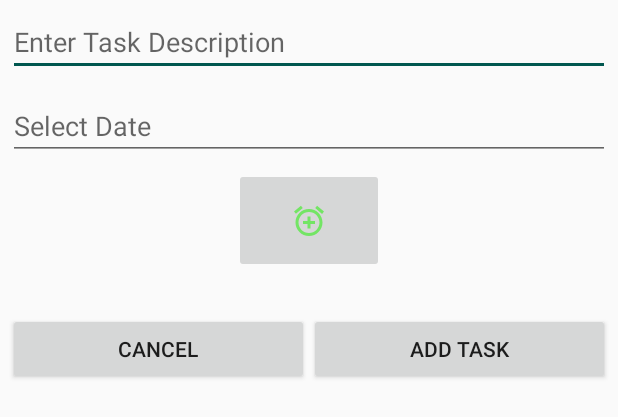
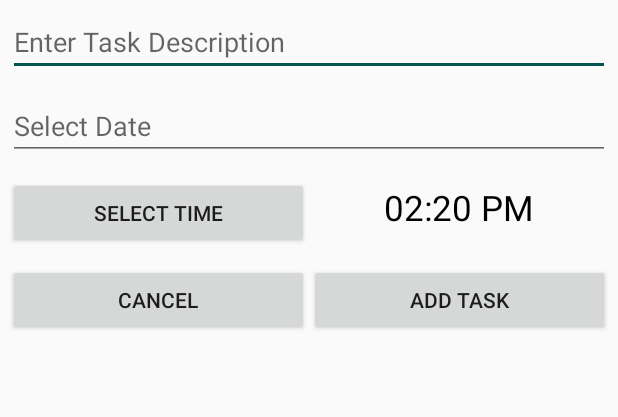
Before and after one commit to ProArif/PersonalAssistant, an Android app: the layout add_task.xml on its own in the app's theme, with its tools: preview values and no code run, on a phone screen of 412 x 824 dp. Shown: the top 417 px of the screen. Run offline under Robolectric (Android 15) with nearby library versions, the phone set to English and light mode, and no system bars.

Commit message:
AddTask button added on menu and time,date are fixed through helper class getter and setter.

```diff
--- a/app/src/main/java/com/meraz/personalassistant/adapters/ToDoRecyclerAdapter.java
+++ b/app/src/main/java/com/meraz/personalassistant/adapters/ToDoRecyclerAdapter.java
@@ -5,12 +5,9 @@ import android.view.View;
 import android.view.ViewGroup;
 import android.widget.TextClock;
 import android.widget.TextView;
-
 import androidx.annotation.NonNull;
 import androidx.recyclerview.widget.RecyclerView;
-
 import com.meraz.personalassistant.R;
-
 import java.util.List;
 
 public class ToDoRecyclerAdapter extends RecyclerView.Adapter<ToDoRecyclerAdapter.ToDoDataViewHolder> {
@@ -49,7 +46,7 @@ public class ToDoRecyclerAdapter extends RecyclerView.Adapter<ToDoRecyclerAdapte
     public class ToDoDataViewHolder extends RecyclerView.ViewHolder{
 
         private TextView textToDo,textDate;
-        private TextClock textClock;
+        private TextView textClock;
 
         public ToDoDataViewHolder(@NonNull View itemView) {
             super(itemView);
--- a/app/src/main/res/layout/add_task.xml
+++ b/app/src/main/res/layout/add_task.xml
@@ -18,37 +18,39 @@
         android:id="@+id/date"
         android:inputType="date"
         android:clickable="true"
+        android:focusable="true"
         android:layout_margin="5dp"
         android:hint="@string/select_date"/>
 
+    <LinearLayout
+        android:layout_width="match_parent"
+        android:layout_height="wrap_content"
+        android:layout_margin="5dp"
+        android:orientation="horizontal"
+        android:weightSum="2">
+    <Button
+        android:layout_width="0dp"
+        android:layout_height="wrap_content"
+        android:id="@+id/pickTime"
+        android:clickable="true"
+        android:layout_weight="1"
+        android:focusable="true"
+        android:text="@string/select_time"
+        >
+    </Button>
+        <TextView
+            android:layout_width="0dp"
+            android:layout_height="wrap_content"
+            android:layout_weight="1"
+            android:textSize="23sp"
+            android:text="@string/_02_20_pm"
+            android:gravity="center"
+            android:textColor="@android:color/black"
+            android:padding="5dp"
+            android:id="@+id/tv_time">
 
-    <ImageButton
-        android:id="@+id/setAlarm"
-        android:layout_width="100dp"
-        android:layout_height="70dp"
-        android:layout_gravity="center"
-        android:padding="10dp"
-        android:tooltipText="Set Alarm"
-        android:src="@drawable/ic_add_alarm" />
-
-    <LinearLayout
-        android:layout_width="wrap_content"
-        android:layout_height="wrap_content"
-        android:orientation="vertical"
-        android:layout_gravity="center">
-
-        <TextView
-            android:id="@+id/txtTime"
-            android:layout_width="wrap_content"
-            android:layout_height="wrap_content"
-            android:text=""
-            android:textStyle="bold"
-            android:textSize="15sp"
-            android:textColor="@android:color/black"/>
-
+        </TextView>
     </LinearLayout>
-
-
 
     <LinearLayout
         android:layout_width="match_parent"
@@ -66,7 +68,7 @@
             android:layout_width="0dp"
             android:layout_height="wrap_content"
             android:layout_weight="1"
-            android:text="Add Task"
+            android:text="@string/add_task"
             android:id="@+id/btn_add_task"/>
 
     </LinearLayout>
--- a/app/src/main/res/layout/to_do_item.xml
+++ b/app/src/main/res/layout/to_do_item.xml
@@ -14,7 +14,7 @@
         android:text="Go to super market"
         android:textColor="@android:color/black"
         android:textSize="20sp" />
-    <TextClock
+    <TextView
         android:layout_width="0dp"
         android:layout_height="wrap_content"
         android:id="@+id/toDoClock"
--- a/app/src/main/res/values/strings.xml
+++ b/app/src/main/res/values/strings.xml
@@ -16,4 +16,7 @@
     <string name="hello_blank_fragment">Hello blank fragment</string>
     <string name="enter_task_description">Enter Task Description</string>
     <string name="select_date">Select Date</string>
+    <string name="add_task">Add Task</string>
+    <string name="select_time">Select Time</string>
+    <string name="_02_20_pm">02:20 PM</string>
 </resources>
```
Also changed, not shown: app/src/main/java/com/meraz/personalassistant/task_fragments/ToDoFragment.java (+68 -54 lines), app/src/main/res/layout/todo_fragment.xml (+5 -22 lines), app/src/main/res/menu/menu_todo.xml (added, +9 -0 lines).
